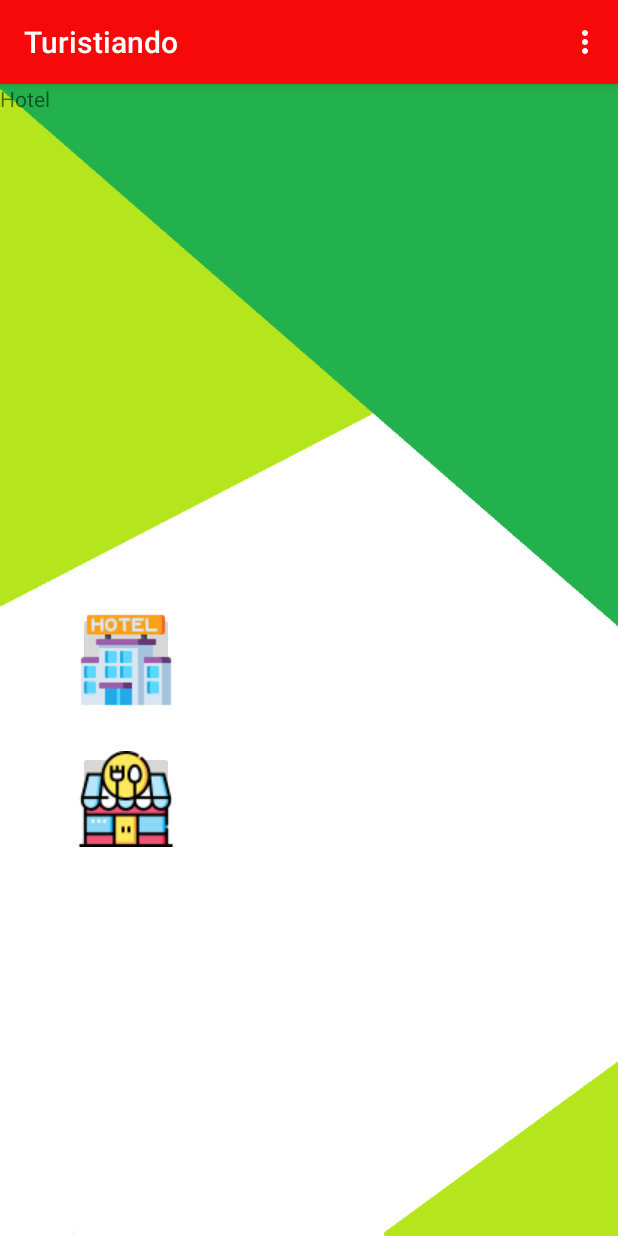
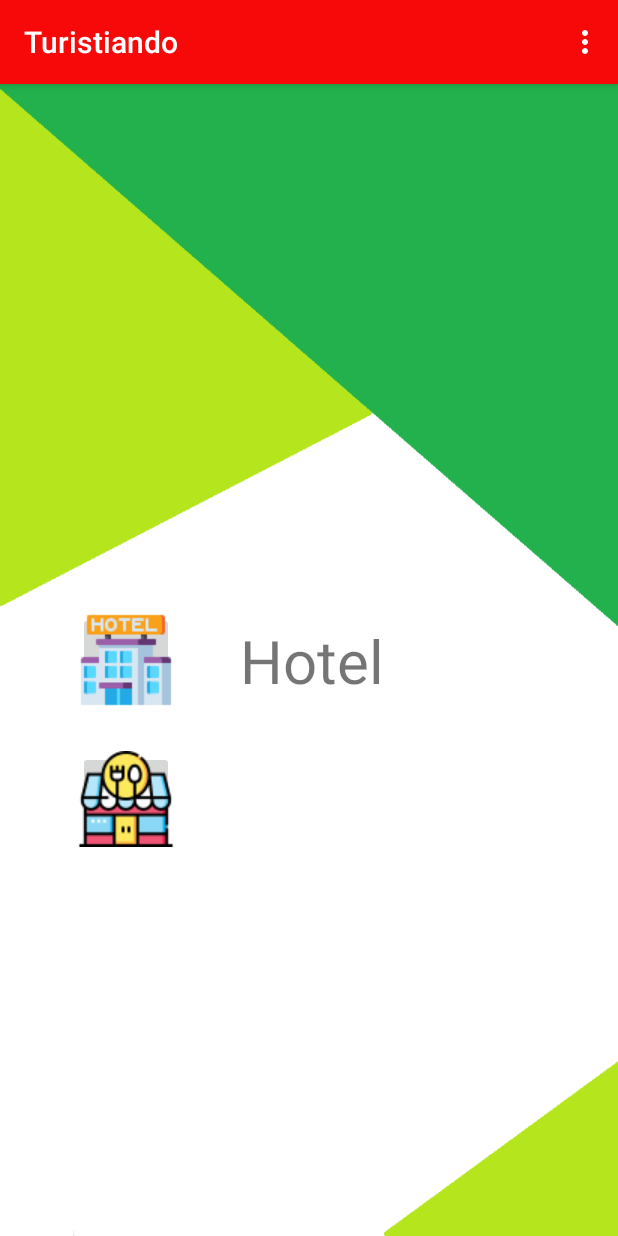
Before and after one commit to MILLERxJ/Turismo, an Android app: the screen it shows after launch (MainActivity), on a phone screen of 412 x 824 dp. Run offline under Robolectric (Android 15) with nearby library versions, the phone set to English and light mode, and no system bars.

```diff
--- a/app/src/main/res/layout/activity_main.xml
+++ b/app/src/main/res/layout/activity_main.xml
@@ -23,10 +23,16 @@
 
    <TextView
        android:id="@+id/hotelsito"
-       android:layout_width="match_parent"
-       android:layout_height="match_parent"
+       android:layout_width="wrap_content"
+       android:layout_height="wrap_content"
+       app:layout_constraintTop_toTopOf="parent"
+       app:layout_constraintBottom_toBottomOf="parent"
+       app:layout_constraintStart_toEndOf="@id/iconoHotel"
+       app:layout_constraintEnd_toEndOf="parent"
        android:text="@string/hotel"
-       app:layout_constraintEnd_toEndOf="@id/iconoHotel"
+       app:layout_constraintHorizontal_bias="0.15"
+       android:padding="20dp"
+       android:textSize="40dp"
        />
 
    <ImageButton
--- a/build.gradle
+++ b/build.gradle
@@ -1,5 +1,5 @@
 // Top-level build file where you can add configuration options common to all sub-projects/modules.
 plugins {
-    id 'com.android.application' version '7.3.1' apply false
-    id 'com.android.library' version '7.3.1' apply false
+    id 'com.android.application' version '7.4.0' apply false
+    id 'com.android.library' version '7.4.0' apply false
 }
```
Also changed, not shown: gradle/wrapper/gradle-wrapper.properties.
